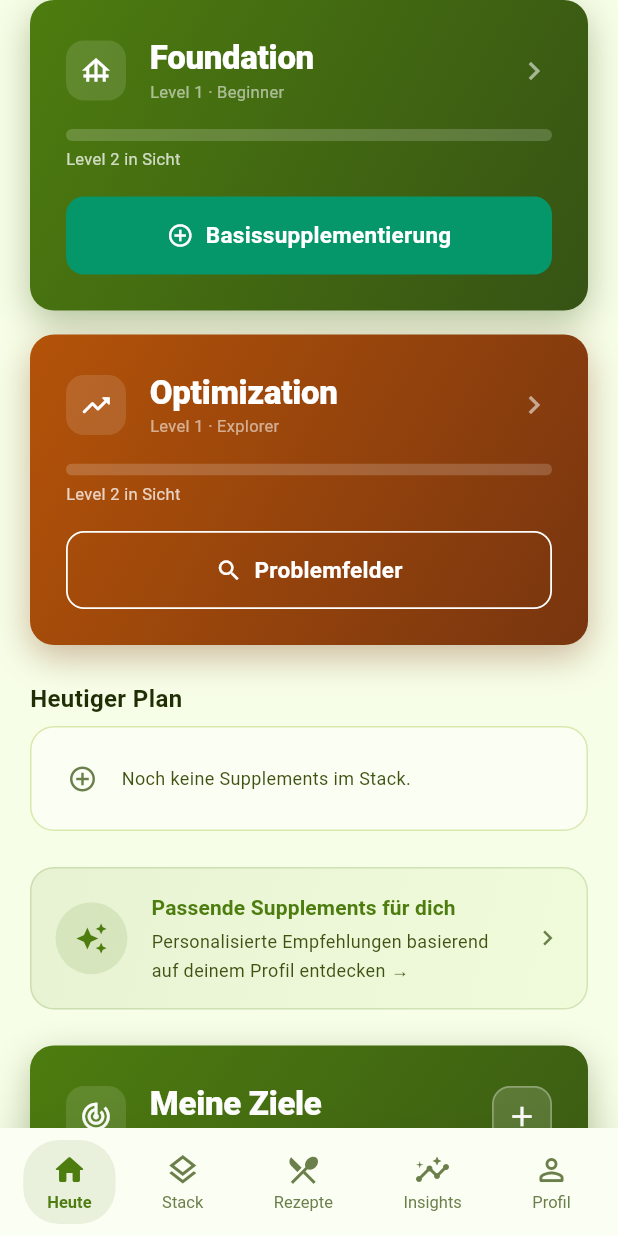
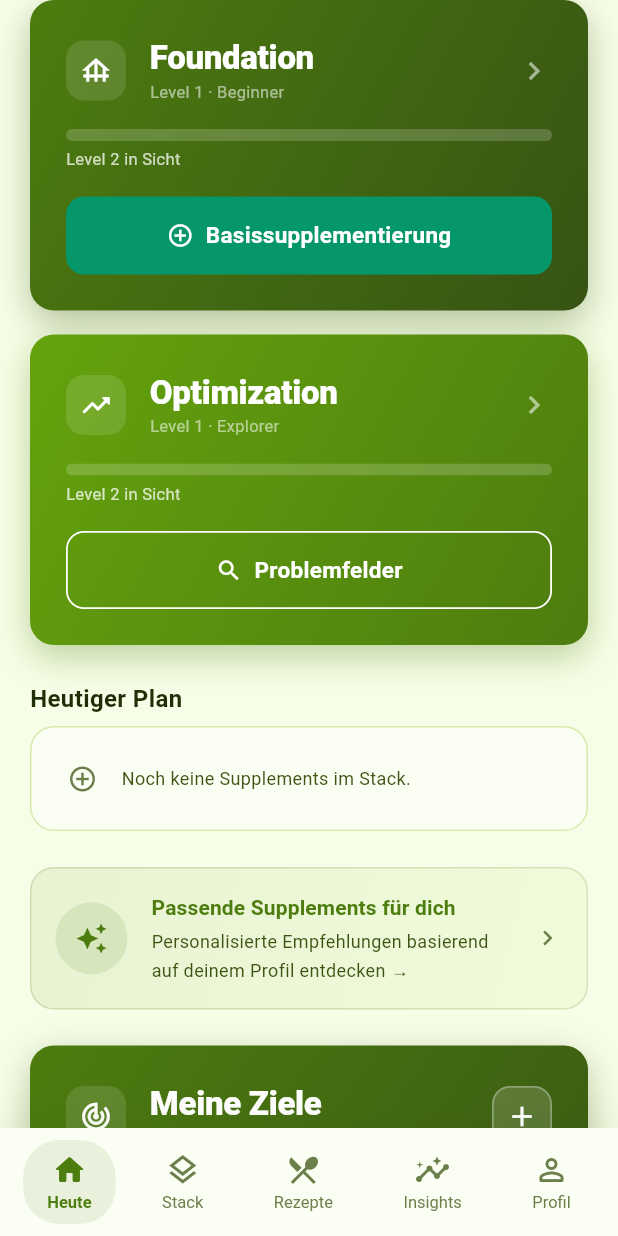
Before and after one commit to JonasArnold77/Stack-Sense, a Flutter app: the HeuteScreen screen opened by its route, scrolled down 576 dp, on a phone screen of 412 x 824 dp. Run offline on Flutter 3.47's test engine with Material 3 defaults, Android fonts, the phone set to English and light mode, and no system bars; our stand-ins replace audioplayers, flutter_dotenv, flutter_riverpod, go_router, shared_preferences; missing offline and left inert: amplify_auth_cognito, amplify_flutter, health; accounts and stored records are empty.

Commit message:
Slow down level-up bar animation, make Optimization tile lime too
Count-up animation duration doubled (1400ms -> 2800ms) so it's actually
watchable instead of flashing by.

Optimization tile now uses AppColors.primaryLight -> primary (one step
brighter than Foundation's primary -> primaryDark) instead of the
amber/gold it had - all Home Screen tiles are Lime Green now, varying
only in brightness rather than hue, per explicit request.

Also fixed a real, confirmed root cause of "headers are still blue on
Entdecken/Stack/Recipes/Insights/Profile": those screens' shared
GradientScreenHeader deliberately prefers a tenant's own stored brand
color (multi-tenancy) over the app default - and the current test
account's tenant ("Narayana Verlag") still had the default indigo
placeholder (#4f46e5) saved from before this rebrand. Not a code bug;
updated that tenant's branding.primary_color to #4D7C0F directly in
the database after explicit confirmation. The Heute screen was
unaffected because its own header never checks tenant branding.

Co-Authored-By: Claude Sonnet 5 <noreply@anthropic.com>

```diff
--- a/lib/features/heute/presentation/widgets/foundation_optimization_levels.dart
+++ b/lib/features/heute/presentation/widgets/foundation_optimization_levels.dart
@@ -28,14 +28,13 @@ import 'optimization_detail_sheet.dart';
 class FoundationOptimizationLevels extends ConsumerWidget {
   const FoundationOptimizationLevels({super.key});
 
-  // Foundation: an die Lime-Markenfarbe angelehnt.
+  // Beide Kacheln bewusst in derselben Lime-Familie — Foundation dunkler,
+  // Optimization eine Stufe heller, damit alle Home-Screen-Kacheln
+  // durchgängig Lime Green sind, aber trotzdem unterscheidbar bleiben.
   static const foundationColor = AppColors.primary;
   static const foundationColorDark = AppColors.primaryDark;
-  // Optimization: warmes Bernstein/Gold statt Grün — bewusst NICHT Teil der
-  // Lime-Familie, damit beide Kacheln trotz gemeinsamer Markenfarbe klar
-  // unterscheidbar bleiben (passt zusätzlich zum "Elite"-Erfolgs-Thema).
-  static const optimizationColor = Color(0xFFB45309);
-  static const optimizationColorDark = Color(0xFF78350F);
+  static const optimizationColor = AppColors.primaryLight;
+  static const optimizationColorDark = AppColors.primary;
 
   @override
   Widget build(BuildContext context, WidgetRef ref) {
--- a/lib/features/heute/presentation/widgets/level_up_overlay.dart
+++ b/lib/features/heute/presentation/widgets/level_up_overlay.dart
@@ -28,7 +28,9 @@ class _LevelUpOverlayState extends ConsumerState<LevelUpOverlay> {
   bool _dismissed = false;
   bool _autoDismissScheduled = false;
 
-  static const _animDuration = Duration(milliseconds: 1400);
+  // Halb so schnell wie ursprünglich (1400ms) — damit man den Balken beim
+  // Hochzählen tatsächlich in Ruhe verfolgen kann statt ihn nur zucken zu sehen.
+  static const _animDuration = Duration(milliseconds: 2800);
   static const _holdAfter = Duration(milliseconds: 900);
 
   void _dismiss(LevelSnapshot current) {
```
